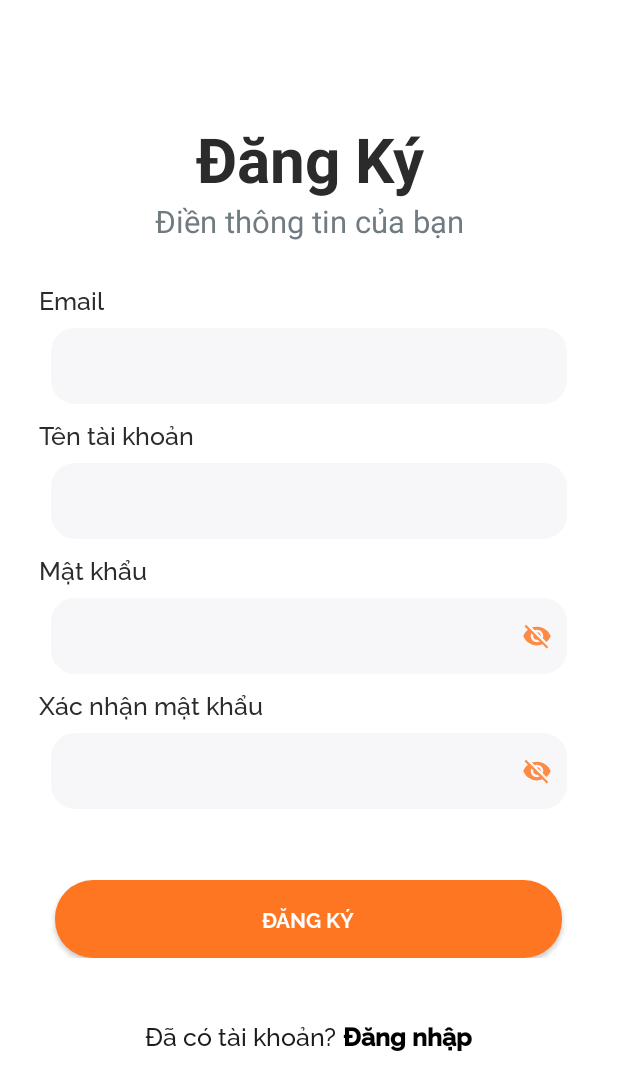
After one commit to sangtthg/Fontend-BookApp-FPoly, an Android app: the RegisterScreen screen opened directly, with no data from a screen before it, on a phone screen of 412 x 824 dp. The commit adds this screen. Shown: the top 1090 px of the screen. Run offline under Robolectric (Android 15) with nearby library versions, the phone set to English and light mode, and no system bars; our stand-ins replace sdp/ssp sizes.

Commit message:
Commit register

```diff
--- a/app/src/main/AndroidManifest.xml
+++ b/app/src/main/AndroidManifest.xml
@@ -15,12 +15,14 @@
         android:supportsRtl="true"
         android:theme="@style/Theme.Fontend_BookApp_FPoly"
         tools:targetApi="31">
-
+        <activity
+            android:name=".register.view.RegisterScreen"
+            android:exported="false"/>
         <activity
             android:name=".MainActivity"
             android:exported="false" />
         <activity
-            android:name=".login.view.loginscreen"
+            android:name=".login.view.LoginScreen"
             android:exported="true">
             <intent-filter>
                 <action android:name="android.intent.action.MAIN" />
--- /dev/null
+++ b/app/src/main/res/layout/activity_registerscreen.xml
@@ -0,0 +1,183 @@
+<?xml version="1.0" encoding="utf-8"?>
+<LinearLayout xmlns:android="http://schemas.android.com/apk/res/android"
+    xmlns:app="http://schemas.android.com/apk/res-auto"
+    xmlns:tools="http://schemas.android.com/tools"
+    android:id="@+id/main"
+    android:layout_width="match_parent"
+    android:layout_height="match_parent"
+    android:background="#FFFFFF"
+    android:orientation="vertical">
+
+    <LinearLayout
+        android:id="@+id/form_dangnhap"
+        android:layout_width="match_parent"
+        android:layout_height="wrap_content"
+        android:layout_marginTop="@dimen/_60sdp"
+        android:orientation="vertical">
+
+        <TextView
+            android:layout_width="match_parent"
+            android:layout_height="wrap_content"
+            android:gravity="center"
+            android:text="Đăng Ký"
+            android:textColor="#2B2B2B"
+            android:textSize="@dimen/_32sdp"
+            android:textStyle="bold" />
+
+        <TextView
+            android:layout_width="match_parent"
+            android:layout_height="wrap_content"
+            android:gravity="center"
+            android:text="Điền thông tin của bạn"
+            android:textColor="#707B81"
+            android:textSize="@dimen/_16sdp" />
+
+        <LinearLayout
+            android:layout_width="match_parent"
+            android:layout_height="wrap_content"
+            android:layout_margin="@dimen/_20sdp"
+            android:orientation="vertical">
+
+            <TextView
+                android:layout_width="match_parent"
+                android:layout_height="wrap_content"
+
+                android:fontFamily="@font/font_family"
+                android:text="Email"
+                android:textColor="#2B2B2B"
+                android:textSize="@dimen/_13sdp" />
+
+
+            <EditText
+                android:id="@+id/editTextEmailRegister"
+                android:layout_width="match_parent"
+                android:layout_height="wrap_content"
+                android:layout_margin="8dp"
+                android:background="@drawable/rounded_edittext"
+                android:fontFamily="@font/font_kpmt"
+                android:hint=""
+                android:maxLines="1"
+                android:padding="10dp"
+                android:singleLine="true"
+                android:textColor="#6A6A6A" />
+
+            <TextView
+                android:layout_width="match_parent"
+                android:layout_height="wrap_content"
+                android:fontFamily="@font/font_family"
+                android:text="Tên tài khoản"
+                android:textColor="#2B2B2B"
+                android:textSize="@dimen/_13sdp" />
+
+            <EditText
+                android:id="@+id/editTextUsernameRegister"
+                android:layout_width="match_parent"
+                android:layout_height="wrap_content"
+                android:layout_margin="8dp"
+                android:background="@drawable/rounded_edittext"
+                android:fontFamily="@font/font_kpmt"
+                android:hint=""
+                android:maxLines="1"
+                android:padding="10dp"
+                android:singleLine="true"
+                android:textColor="#6A6A6A" />
+
+            <TextView
+                android:layout_width="match_parent"
+                android:layout_height="wrap_content"
+                android:fontFamily="@font/font_family"
+                android:text="Mật khẩu"
+                android:textColor="#2B2B2B"
+                android:textSize="@dimen/_13sdp" />
+
+            <EditText
+                android:id="@+id/editTextPasswordRegister"
+                android:layout_width="match_parent"
+                android:layout_height="wrap_content"
+                android:layout_margin="8dp"
+                android:background="@drawable/rounded_edittext"
+                android:drawableEnd="@drawable/ic_visibility_off"
+                android:fontFamily="@font/font_kpmt"
+                android:hint=""
+                android:inputType="textPassword"
+                android:maxLines="1"
+                android:padding="10dp"
+                android:singleLine="true"
+                android:textColor="#6A6A6A" />
+
+            <TextView
+                android:layout_width="match_parent"
+                android:layout_height="wrap_content"
+                android:fontFamily="@font/font_family"
+                android:text="Xác nhận mật khẩu"
+                android:textColor="#2B2B2B"
+                android:textSize="@dimen/_13sdp" />
+
+            <EditText
+                android:id="@+id/editTextRePasswordRegister"
+                android:layout_width="match_parent"
+                android:layout_height="wrap_content"
+                android:layout_margin="8dp"
+                android:background="@drawable/rounded_edittext"
+                android:drawableEnd="@drawable/ic_visibility_off"
+                android:fontFamily="@font/font_kpmt"
+                android:hint=""
+                android:inputType="textPassword"
+                android:maxLines="1"
+                android:padding="10dp"
+                android:singleLine="true"
+                android:textColor="#6A6A6A" />
+
+
+        </LinearLayout>
+    </LinearLayout>
+
+
+    <RelativeLayout xmlns:android="http://schemas.android.com/apk/res/android"
+        xmlns:tools="http://schemas.android.com/tools"
+        android:layout_width="match_parent"
+        android:layout_height="wrap_content"
+        android:layout_marginTop="@dimen/_10sdp"
+        android:gravity="center"
+        tools:context=".MainActivity">
+
+        <androidx.appcompat.widget.AppCompatButton
+            android:id="@+id/btnRegister"
+            android:layout_width="@dimen/_260sdp"
+            android:layout_height="@dimen/_40sdp"
+            android:background="@drawable/rounded_button"
+            android:backgroundTint="#FF7622"
+            android:fontFamily="@font/font_dn"
+            android:gravity="center"
+            android:text="Đăng Ký"
+            android:textColor="@android:color/white" />
+
+    </RelativeLayout>
+
+    <LinearLayout
+        android:layout_width="match_parent"
+        android:layout_height="wrap_content"
+        android:layout_marginTop="@dimen/_30sdp"
+        android:gravity="center"
+        android:orientation="horizontal">
+
+        <TextView
+            android:layout_width="wrap_content"
+            android:layout_height="wrap_content"
+            android:fontFamily="@font/font_family"
+            android:text="Đã có tài khoản?"
+            android:textColor="#1A1D1E"
+            android:textSize="@dimen/_13sdp" />
+
+        <TextView
+            android:layout_width="wrap_content"
+            android:layout_height="wrap_content"
+            android:fontFamily="@font/font_dn"
+            android:text=" Đăng nhập"
+            android:textColor="#000000"
+            android:textSize="@dimen/_13sdp"
+            android:textStyle="bold" />
+    </LinearLayout>
+
+
+</LinearLayout>
```
Also changed, not shown: app/src/main/java/sangttph30270/fptpoly/fontend_bookapp_fpoly/login/view/LoginScreen.java (renamed from app/src/main/java/sangttph30270/fptpoly/fontend_bookapp_fpoly/login/view/loginscreen.java, +7 -7 lines), app/src/main/java/sangttph30270/fptpoly/fontend_bookapp_fpoly/register/view/RegisterScreen.java (added, +129 -0 lines).
